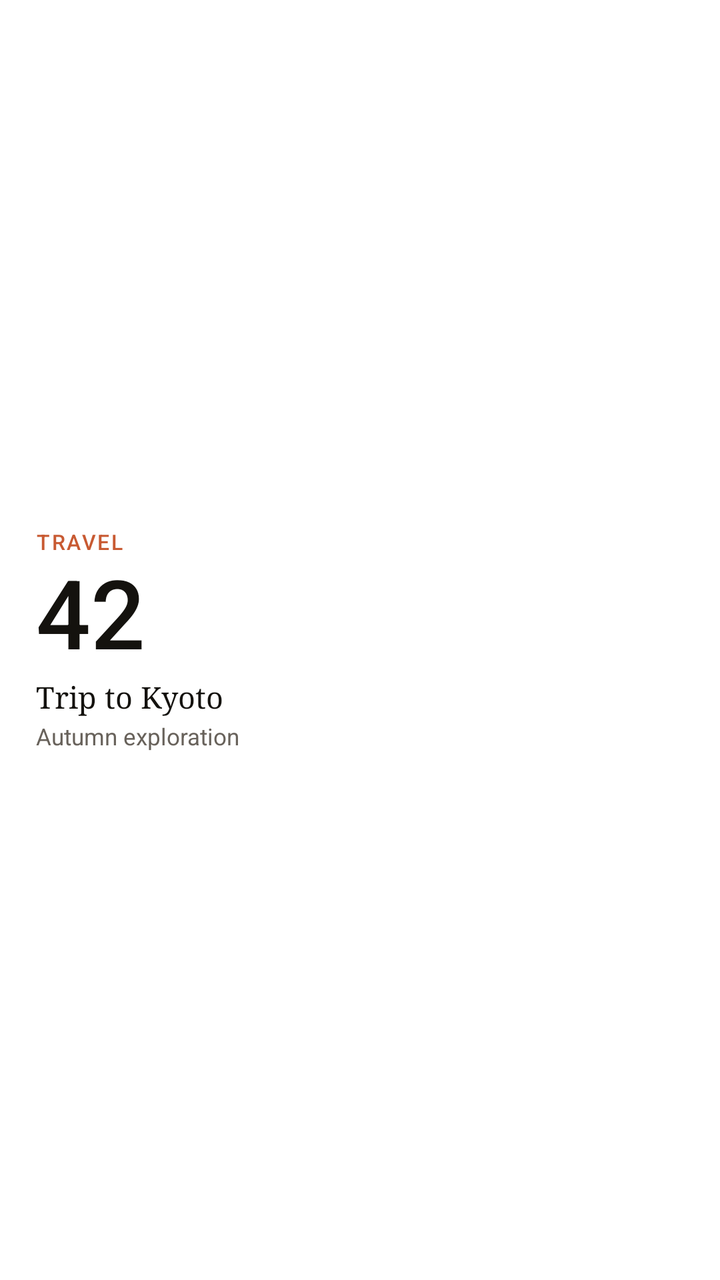
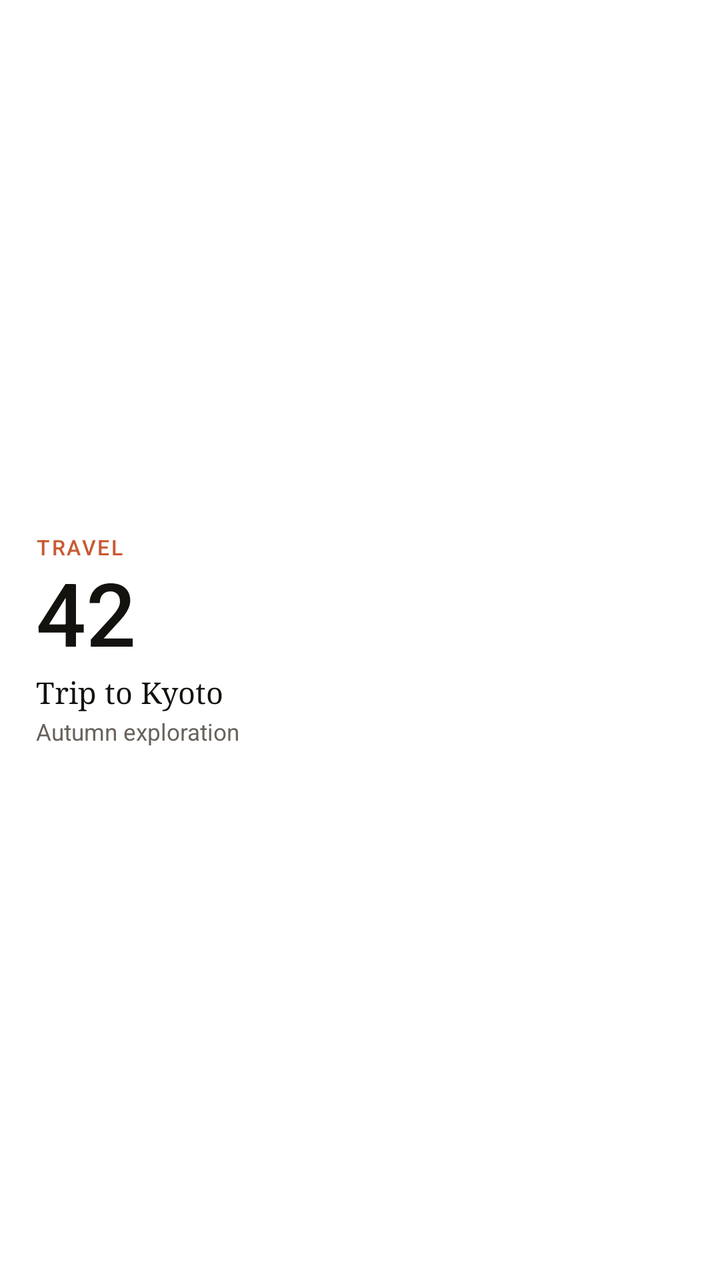

Screens rendered from an Android XML layout before and after an edit, with the pre-edit source and the edit as a unified diff.
<!-- AndroidManifest.xml: fallback theme Theme.MaterialComponents.DayNight.NoActionBar -->
<!-- res/layout/widget_next_hero.xml -->
<?xml version="1.0" encoding="utf-8"?>
<FrameLayout xmlns:android="http://schemas.android.com/apk/res/android"
    android:id="@+id/widget_root"
    android:layout_width="match_parent"
    android:layout_height="match_parent">

    <ImageView
        android:id="@+id/widget_bg"
        android:layout_width="match_parent"
        android:layout_height="match_parent"
        android:scaleType="fitXY" />

    <RelativeLayout
        android:layout_width="match_parent"
        android:layout_height="match_parent"
        android:padding="18dp"
        android:gravity="center_vertical">

        <LinearLayout
            android:id="@+id/moment_text_group"
            android:layout_width="match_parent"
            android:layout_height="wrap_content"
            android:layout_alignParentStart="true"
            android:layout_toStartOf="@+id/moment_progress_ring"
            android:layout_centerVertical="true"
            android:layout_marginEnd="12dp"
            android:orientation="vertical">

            
            <TextView
                android:id="@+id/moment_category"
                android:layout_width="wrap_content"
                android:layout_height="wrap_content"
                android:text="TRAVEL"
                android:textSize="10.5sp"
                android:fontFamily="sans-serif-medium"
                android:textColor="#C85A32"
                android:letterSpacing="0.08" />

            
            <TextView
                android:id="@+id/moment_days"
                android:layout_width="wrap_content"
                android:layout_height="wrap_content"
                android:text="42"
                android:textSize="48sp"
                android:fontFamily="sans-serif-medium"
                android:textColor="#14120E"
                android:includeFontPadding="false"
                android:maxLines="1"
                android:ellipsize="end"
                android:layout_marginTop="2dp" />

            
            <TextView
                android:id="@+id/moment_title"
                android:layout_width="wrap_content"
                android:layout_height="wrap_content"
                android:text="Trip to Kyoto"
                android:textSize="15sp"
                android:fontFamily="serif"
                android:textColor="#14120E"
                android:maxLines="2"
                android:ellipsize="end"
                android:lineSpacingExtra="1dp"
                android:layout_marginTop="2dp" />

            
            <TextView
                android:id="@+id/moment_subtitle"
                android:layout_width="wrap_content"
                android:layout_height="wrap_content"
                android:text="Autumn exploration"
                android:textSize="11.5sp"
                android:fontFamily="sans-serif"
                android:textColor="#68625B"
                android:layout_marginTop="2dp" />
        </LinearLayout>

        
        <ImageView
            android:id="@+id/moment_progress_ring"
            android:layout_width="80dp"
            android:layout_height="80dp"
            android:layout_alignParentEnd="true"
            android:layout_centerVertical="true"
            android:scaleType="fitCenter" />
    </RelativeLayout>
</FrameLayout>
<!-- resources referenced by this layout -->
<resources>

</resources>

<!-- the commit's change to res/layout/widget_next_hero.xml (unified diff, before → after) -->
@@ -38,18 +38,47 @@
                 android:letterSpacing="0.08" />
 
             
-            <TextView
-                android:id="@+id/moment_days"
+            <LinearLayout
                 android:layout_width="wrap_content"
                 android:layout_height="wrap_content"
-                android:text="42"
-                android:textSize="48sp"
-                android:fontFamily="sans-serif-medium"
-                android:textColor="#14120E"
-                android:includeFontPadding="false"
-                android:maxLines="1"
-                android:ellipsize="end"
-                android:layout_marginTop="2dp" />
+                android:orientation="horizontal"
+                android:gravity="center_vertical"
+                android:layout_marginTop="2dp">
+
+                <TextView
+                    android:id="@+id/moment_days"
+                    android:layout_width="wrap_content"
+                    android:layout_height="wrap_content"
+                    android:text="42"
+                    android:textSize="44sp"
+                    android:fontFamily="sans-serif-medium"
+                    android:textColor="#14120E"
+                    android:includeFontPadding="false"
+                    android:maxLines="1"
+                    android:ellipsize="end" />
+
+                <TextView
+                    android:id="@+id/moment_separator"
+                    android:layout_width="wrap_content"
+                    android:layout_height="wrap_content"
+                    android:text=" • "
+                    android:textSize="22sp"
+                    android:fontFamily="sans-serif-medium"
+                    android:textColor="#8A847C"
+                    android:includeFontPadding="false"
+                    android:visibility="gone" />
+
+                <Chronometer
+                    android:id="@+id/moment_chronometer"
+                    android:layout_width="wrap_content"
+                    android:layout_height="wrap_content"
+                    android:textSize="28sp"
+                    android:fontFamily="sans-serif-medium"
+                    android:textColor="#14120E"
+                    android:includeFontPadding="false"
+                    android:maxLines="1"
+                    android:visibility="gone" />
+            </LinearLayout>
 
             
             <TextView
